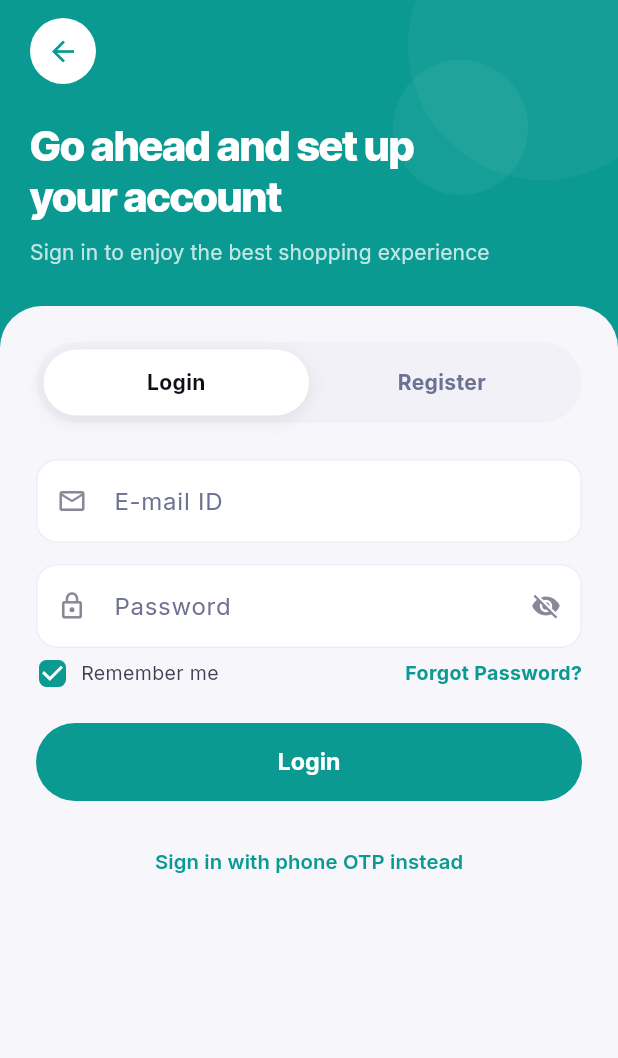
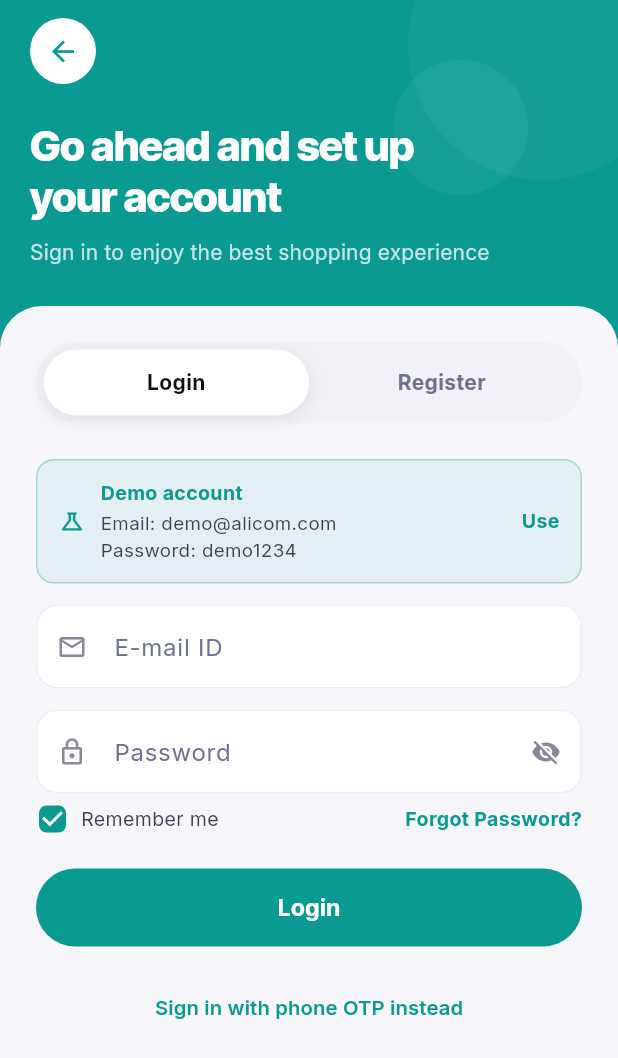
Before and after one commit to nmnayeemislam/alicom_app, a Flutter app: the LoginScreen screen opened directly, on a phone screen of 412 x 824 dp. Shown: the top 1058 px of the screen. Run offline on Flutter 3.47's test engine with Material 3 defaults, Android fonts, the phone set to English and light mode, and no system bars; our stand-ins replace cached_network_image, dio, flutter_secure_storage, google_fonts; accounts and stored records are empty.

Commit message:
issue fix

```diff
--- a/lib/screens/login_screen.dart
+++ b/lib/screens/login_screen.dart
@@ -1,3 +1,4 @@
+import 'package:flutter/foundation.dart';
 import 'package:flutter/material.dart';
 import 'package:flutter/services.dart';
 import 'package:google_fonts/google_fonts.dart';
@@ -23,8 +24,15 @@ class LoginScreen extends StatefulWidget {
 
 class _LoginScreenState extends State<LoginScreen> {
   final _formKey = GlobalKey<FormState>();
-  final _emailController = TextEditingController();
-  final _passwordController = TextEditingController();
+  // Demo customer on the UAT backend, pre-filled in debug builds only so
+  // testers can sign in with one tap. Never shipped in release.
+  static const _demoEmail = 'demo@alicom.com';
+  static const _demoPassword = 'demo1234';
+
+  final _emailController =
+      TextEditingController(text: kDebugMode ? _demoEmail : null);
+  final _passwordController =
+      TextEditingController(text: kDebugMode ? _demoPassword : null);
   final _otpPhoneController = TextEditingController();
   final _otpController = TextEditingController();
 
@@ -279,6 +287,8 @@ class _LoginScreenState extends State<LoginScreen> {
       child: Column(
         crossAxisAlignment: CrossAxisAlignment.stretch,
         children: [
+          _buildDemoCard(),
+          const SizedBox(height: 14),
           TextFormField(
             controller: _emailController,
             keyboardType: TextInputType.emailAddress,
@@ -360,6 +370,58 @@ class _LoginScreenState extends State<LoginScreen> {
     );
   }
 
+  // --- DEMO ACCOUNT ----------------------------------------------------
+  /// Shows the shared UAT demo credentials so testers can sign in without
+  /// registering; tapping fills the form.
+  Widget _buildDemoCard() {
+    return InkWell(
+      onTap: () => setState(() {
+        _emailController.text = _demoEmail;
+        _passwordController.text = _demoPassword;
+        _error = null;
+      }),
+      borderRadius: BorderRadius.circular(12),
+      child: Container(
+        padding: const EdgeInsets.symmetric(horizontal: 14, vertical: 12),
+        decoration: BoxDecoration(
+          color: AppColors.primary.withValues(alpha: 0.08),
+          borderRadius: BorderRadius.circular(12),
+          border: Border.all(color: AppColors.primary.withValues(alpha: 0.3)),
+        ),
+        child: Row(
+          children: [
+            Icon(Icons.science_outlined, size: 18, color: AppColors.primary),
+            const SizedBox(width: 10),
+            Expanded(
+              child: Column(
+                crossAxisAlignment: CrossAxisAlignment.start,
+                children: [
+                  Text(
+                    'Demo account',
+                    style: TextStyle(
+                      color: AppColors.primary,
+                      fontSize: 13,
+                      fontWeight: FontWeight.w700,
+                    ),
+                  ),
+                  const SizedBox(height: 2),
+                  Text(
+                    'Email: $_demoEmail\nPassword: $_demoPassword',
+                    style: TextStyle(color: AppColors.bodyStrong, fontSize: 12.5, height: 1.4),
+                  ),
+                ],
+              ),
+            ),
+            Text(
+              'Use',
+              style: TextStyle(color: AppColors.primary, fontSize: 13, fontWeight: FontWeight.w700),
+            ),
+          ],
+        ),
+      ),
+    );
+  }
+
   // --- OTP FORM --------------------------------------------------------
   Widget _buildOtpForm() {
     return Column(
--- a/lib/screens/register_screen.dart
+++ b/lib/screens/register_screen.dart
@@ -78,7 +78,13 @@ class _RegisterScreenState extends State<RegisterScreen> {
         email: _emailController.text.trim().isEmpty ? null : _emailController.text.trim(),
         password: _passwordController.text,
       );
-      if (mounted) Navigator.of(context).pop();
+      if (mounted) {
+        // Registration also signs the user in, so leave the whole auth flow
+        // (Register + Login) rather than dropping back onto the login form.
+        final nav = Navigator.of(context);
+        nav.pop();
+        if (nav.canPop()) nav.pop();
+      }
     } on ApiException catch (e) {
       setState(() => _error = e.message);
     } catch (e) {
```
Also changed, not shown: s1.png (added), 1 other file.
